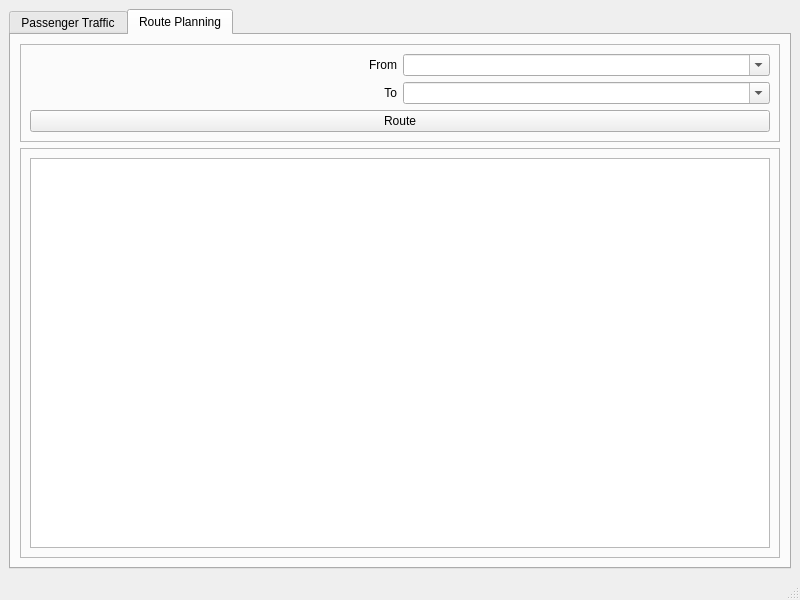
Old version of the form mainwindow.ui in the repository skyzh/Meteor.
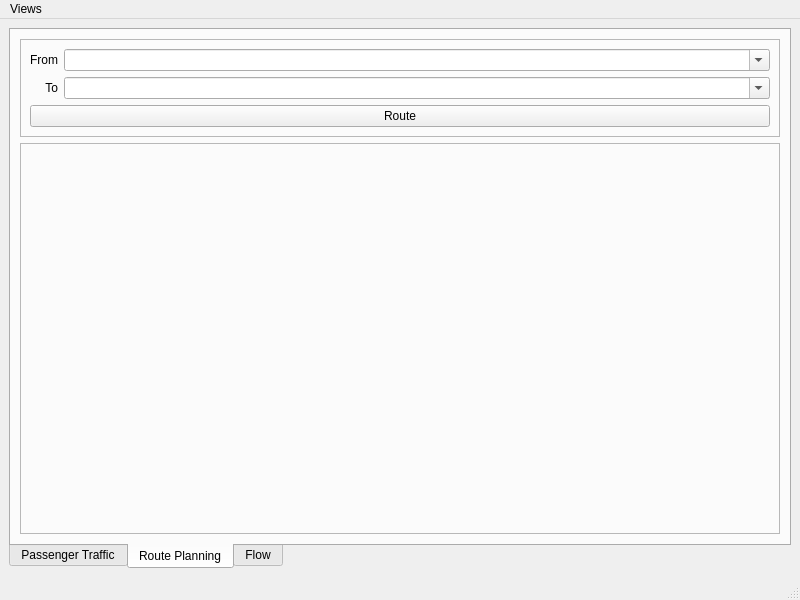
New version of the form.

Commit message: add traffic flow view and metro painter widget

Patch:
```diff
--- a/mainwindow.ui
+++ b/mainwindow.ui
@@ -32,9 +32,24 @@
       <property name="styleSheet">
        <string notr="true"/>
       </property>
+      <property name="tabPosition">
+       <enum>QTabWidget::South</enum>
+      </property>
+      <property name="tabShape">
+       <enum>QTabWidget::Rounded</enum>
+      </property>
       <property name="currentIndex">
        <number>1</number>
       </property>
+      <property name="usesScrollButtons">
+       <bool>false</bool>
+      </property>
+      <property name="documentMode">
+       <bool>false</bool>
+      </property>
+      <property name="tabsClosable">
+       <bool>false</bool>
+      </property>
       <widget class="QWidget" name="tab_passenger_traffic">
        <attribute name="title">
         <string>Passenger Traffic</string>
@@ -272,6 +287,12 @@
              </item>
              <item row="0" column="1">
               <widget class="QComboBox" name="comboRouteFrom">
+               <property name="sizePolicy">
+                <sizepolicy hsizetype="Expanding" vsizetype="Fixed">
+                 <horstretch>0</horstretch>
+                 <verstretch>0</verstretch>
+                </sizepolicy>
+               </property>
                <property name="editable">
                 <bool>true</bool>
                </property>
@@ -320,15 +341,16 @@
           <property name="frameShadow">
            <enum>QFrame::Raised</enum>
           </property>
-          <layout class="QGridLayout" name="gridLayout_4">
-           <item row="0" column="0">
-            <widget class="QPlainTextEdit" name="textRoute"/>
-           </item>
-          </layout>
+          <layout class="QGridLayout" name="layoutRoute"/>
          </widget>
         </item>
        </layout>
       </widget>
+      <widget class="QWidget" name="tab_flow">
+       <attribute name="title">
+        <string>Flow</string>
+       </attribute>
+      </widget>
      </widget>
     </item>
    </layout>
@@ -342,6 +364,15 @@
      <height>22</height>
     </rect>
    </property>
+   <widget class="QMenu" name="menuViews">
+    <property name="title">
+     <string>Views</string>
+    </property>
+    <addaction name="actionPassenger_Traffic"/>
+    <addaction name="actionRoute_Planning"/>
+    <addaction name="actionFlow"/>
+   </widget>
+   <addaction name="menuViews"/>
   </widget>
   <widget class="QStatusBar" name="statusbar"/>
  </widget>
```
Left out of the diff: 17 changed lines with no effect on the pictures. The commit also changes 13 other files.
